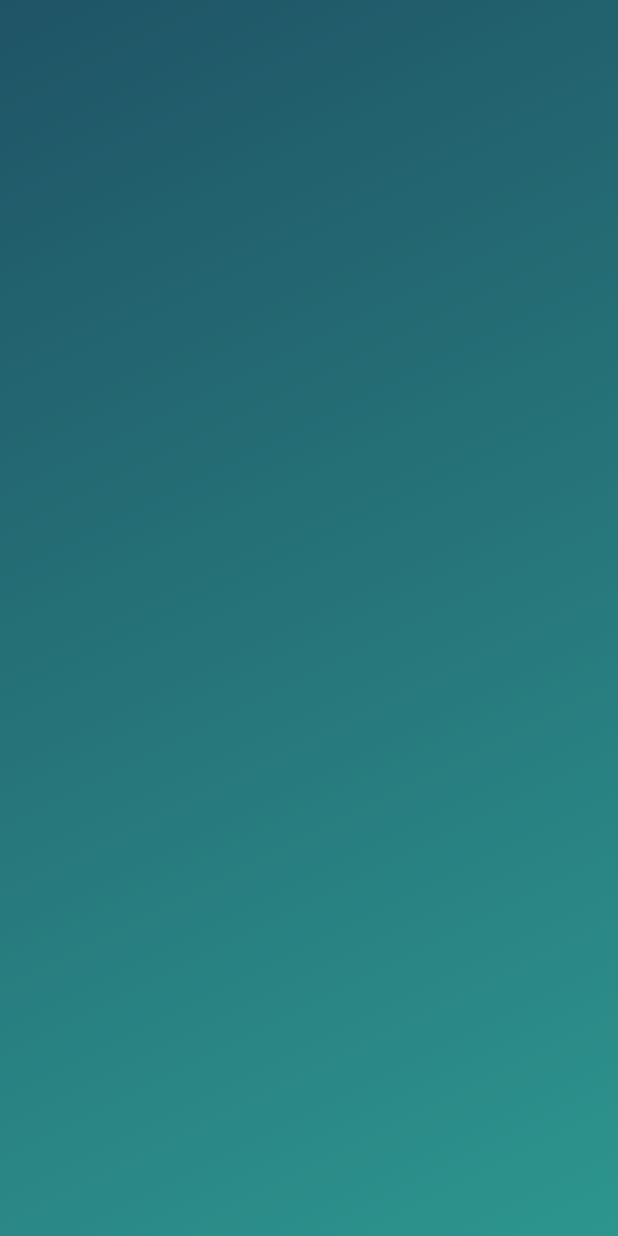
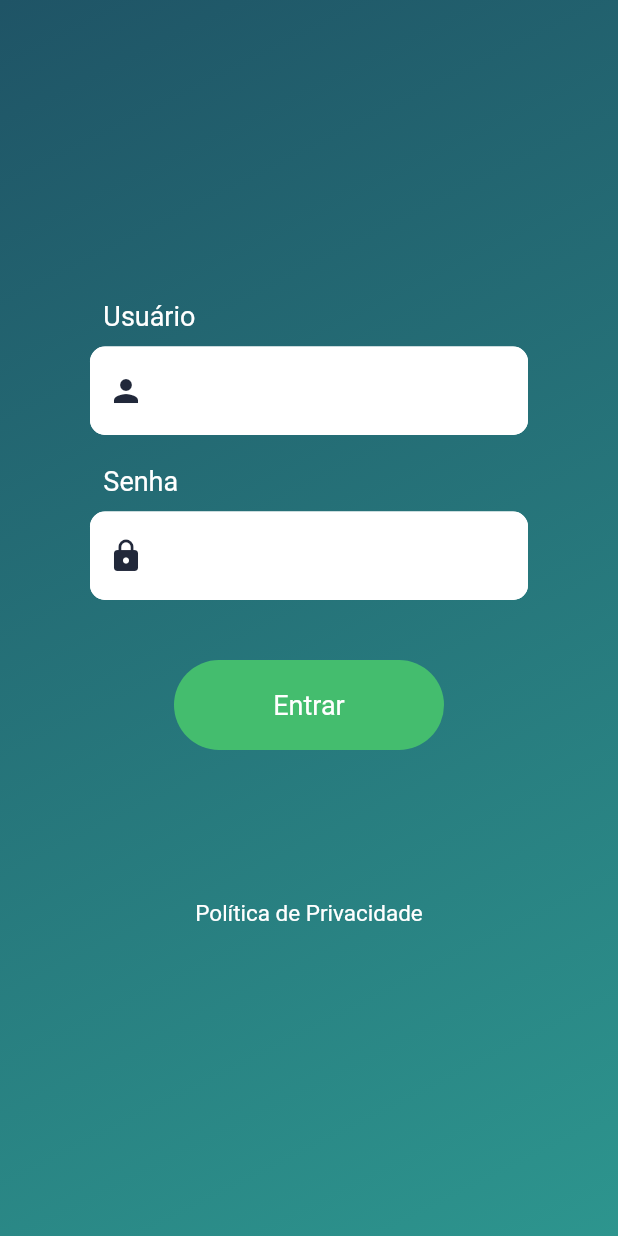
Before and after one commit to Alxelio/Target_Sistemas_Prova_Flutter, a Flutter app: the screen it shows after launch, on a phone screen of 412 x 824 dp. Run offline on Flutter 3.47's test engine with Material 2 defaults, Android fonts, the phone set to English and light mode, and no system bars.

Commit message:
End Login Page with some top widgets
Signed-off-by: Auccelio <auxerreauccelio@gmail.com>

```diff
--- a/Target_Sistemas_Prova_Flutter/lib/main.dart
+++ b/Target_Sistemas_Prova_Flutter/lib/main.dart
@@ -19,23 +19,126 @@ class MyApp extends StatelessWidget {
 
 class LoginPage extends StatelessWidget {
   //const LoginPage({super.key});
+  TextEditingController usuarioController = TextEditingController(text: '',);
+  TextEditingController senhaController = TextEditingController(text: '',);
 
   @override
   Widget build(BuildContext context) {
     return SafeArea(
       child: Scaffold(
         body: Container(
-          decoration: BoxDecoration(
-            gradient: LinearGradient(colors: [Color(0xFF1F5466), //rgba(31,84,102,255)
-             Color(0xFF2D958E)], // rgba(45,149,142,255)
+          decoration: const BoxDecoration(
+            gradient: LinearGradient(
+              colors: [
+                Color(0xFF1F5466), //rgba(31,84,102,255)
+                Color(0xFF2D958E)
+              ], // rgba(45,149,142,255)
               begin: Alignment.topLeft,
               end: Alignment.bottomRight,
             ),
+          ),
+          child: ListView(
+            children: [
+              Column(
+                mainAxisAlignment: MainAxisAlignment.start,
+                children: [
+                  Container(
+                    height: 110,
+                    //color: Colors.green,
+                  ),
+                  Container(
+                    //color: Colors.yellow,
+                    child: Padding(
+                      padding: const EdgeInsets.symmetric(horizontal: 60.0, vertical: 60.0),
+                      child: Form(
+                        child: Column(
+                          crossAxisAlignment: CrossAxisAlignment.start,
+                          children: [
+                            const SizedBox(height: 30,),
+                            const Text("  Usuário", style: TextStyle(fontWeight: FontWeight.normal, fontSize: 18, color: Colors.white),),
+                            const SizedBox(height: 10,),
+                            TextFormField(
+                              controller: usuarioController,
+                              decoration: InputDecoration(
+                                fillColor: Colors.white,
+                                filled: true,
+                                enabledBorder: OutlineInputBorder(
+                                  borderRadius: BorderRadius.circular(10.0),
+                                  borderSide: const BorderSide(
+                                    color: Colors.white,
+                                    width: 1.0,
+                                  ),
+                                ),
+                                prefixIcon: const Icon(
+                                  Icons.person,
+                                  color: Color(0xFF21283A), //rgba(33,40,58,255)
+                                ),
+                              ),
+                            ),
+                            const SizedBox(height: 20,),
+                            const Text("  Senha", style: TextStyle(fontWeight: FontWeight.normal, fontSize: 18, color: Colors.white),),
+                            const SizedBox(height: 10,),
+                            TextFormField(
+                              controller: senhaController,
+                              decoration: InputDecoration(
+                                fillColor: Colors.white,
+                                filled: true,
+                                enabledBorder: OutlineInputBorder(
+                                  borderRadius: BorderRadius.circular(10.0),
+                                  borderSide: const BorderSide(
+                                    color: Colors.white,
+                                    width: 1.0,
+                                  ),
+                                ),
+                                prefixIcon: const Icon(
+                                  Icons.lock,
+                                  color: Color(0xFF21283A), //rgba(33,40,58,255)
+                                ),
+                              ),
+                            ),
+                            const SizedBox(height: 40,),
+                            Center(
+                              child: SizedBox(
+                                height: 60,
+                                width: 180,
+                                child: TextButton(
+                                  style: ButtonStyle(
+                                    shape: MaterialStateProperty.all(
+                                      RoundedRectangleBorder(
+                                        borderRadius: BorderRadius.circular(50),
+                                      ),
+                                    ),
+                                    backgroundColor: MaterialStateProperty.all(
+                                      const Color(0xFF44BD6E),       //rgba(68,189,110,255) verde
+                                    ),
+                                  ),
+                                  onPressed: () {},
+                                  child: const Text("Entrar", style: TextStyle(fontWeight: FontWeight.normal, fontSize: 18, color: Colors.white),),
+                                ),
+                              ),
+                            ),
+                          ],
+                        ),
+                      ),
+                    ),
+                  ),
+                  Container(
+                    //color: Colors.deepOrange,
+                    height: 110,
+                    width: double.infinity,
+                    child: Column(
+                      children: const [
+                        SizedBox(height: 40,),
+                        Text("Política de Privacidade", style: TextStyle(fontWeight: FontWeight.normal, fontSize: 15, color: Colors.white),),
+                      ],
+                    ),
+                  ),
+                ],
+              ),
+            ],
           ),
         ),
       ),
     );
   }
 }
-
-//Color(0xFF44BD6E)       rgba(68,189,110,255) verde
```
Also changed, not shown: 1 other file.
